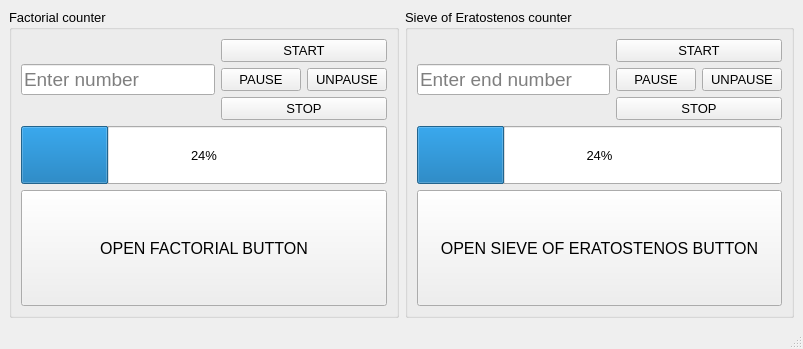
Old version of the form mainwindow.ui in the repository filipmiskarik/multithrads.
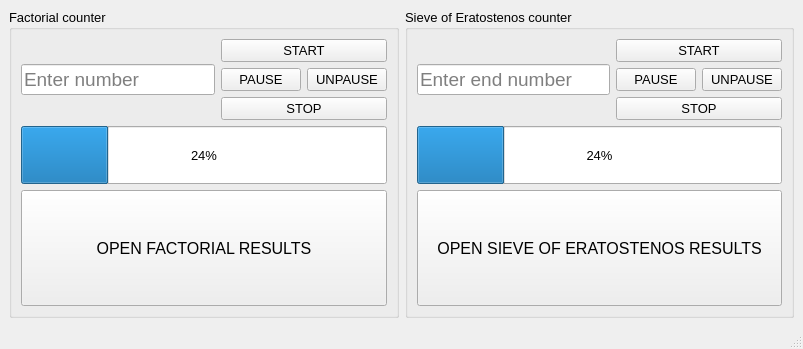
New version of the form.

Commit message: Upgraded UI. Code moving

```diff
--- a/mainwindow.ui
+++ b/mainwindow.ui
@@ -92,7 +92,7 @@
               </font>
              </property>
              <property name="text">
-              <string>OPEN SIEVE OF ERATOSTENOS BUTTON</string>
+              <string>OPEN SIEVE OF ERATOSTENOS RESULTS</string>
              </property>
             </widget>
            </item>
@@ -208,7 +208,7 @@
               </font>
              </property>
              <property name="text">
-              <string>OPEN FACTORIAL BUTTON</string>
+              <string>OPEN FACTORIAL RESULTS</string>
              </property>
             </widget>
            </item>
```
The commit also changes 1 other file.
